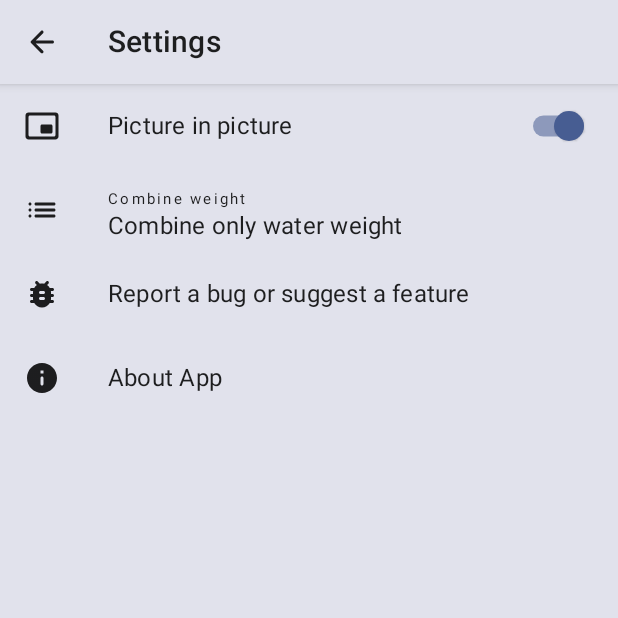
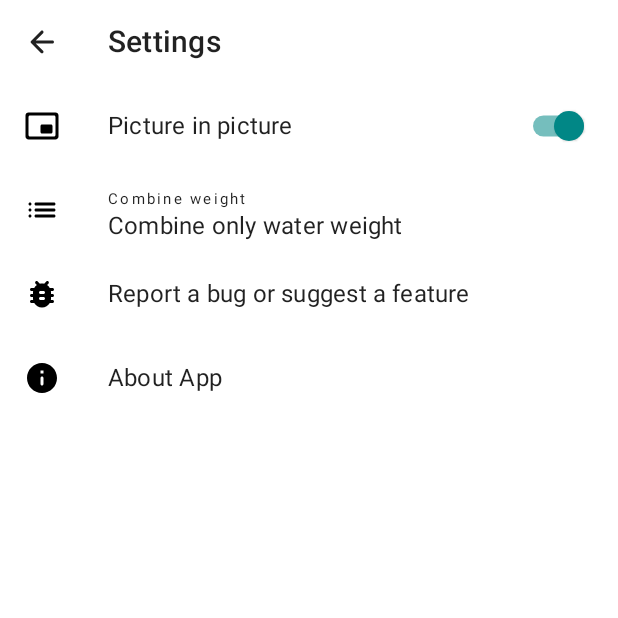
Before and after one commit to rozPierog/Cofi, an Android app built with Jetpack Compose: the AppSettings screen opened through its navigation route, on a phone screen of 412 x 824 dp, the top half of it. Run offline under Robolectric (Android 15) with nearby library versions, the phone set to English and light mode, and no system bars; our stand-ins replace Room's generated code, accompanist, livedata-compose; libraries missing offline, so code that uses them is left out: com.kieronquinn.monetcompat; missing, so only their content is drawn: CofiTheme; 1 statement that could not run was skipped.

Commit message:
material you

```diff
--- a/app/build.gradle
+++ b/app/build.gradle
@@ -145,6 +145,8 @@ dependencies {
     implementation "androidx.compose.foundation:foundation:$compose_version"
     // Material Design
     implementation "androidx.compose.material:material:$compose_version"
+    implementation 'com.github.KieronQuinn:MonetCompat:0.1'
+    implementation 'androidx.palette:palette:1.0.0'
     // Navigation
     implementation "androidx.navigation:navigation-compose:2.4.0-alpha03"
 //    implementation 'com.github.fornewid:material-motion-compose:0.4.7'
--- a/app/src/main/AndroidManifest.xml
+++ b/app/src/main/AndroidManifest.xml
@@ -22,6 +22,7 @@
             android:label="@string/app_name"
             android:launchMode="singleInstance"
             android:roundIcon="@mipmap/ic_launcher_round"
+            android:name=".CofiApp"
             android:supportsRtl="true"
             android:theme="@style/Theme.Cofi">
         <activity
--- a/app/src/main/java/com/omelan/cofi/MainActivity.kt
+++ b/app/src/main/java/com/omelan/cofi/MainActivity.kt
@@ -9,7 +9,6 @@ import android.util.Rational
 import android.view.WindowManager
 import androidx.activity.compose.setContent
 import androidx.activity.viewModels
-import androidx.appcompat.app.AppCompatActivity
 import androidx.compose.animation.ExperimentalAnimationApi
 import androidx.compose.material.ExperimentalMaterialApi
 import androidx.compose.material.MaterialTheme
@@ -33,6 +32,7 @@ import androidx.navigation.compose.navArgument
 import androidx.navigation.compose.rememberNavController
 import com.google.accompanist.insets.ExperimentalAnimatedInsets
 import com.google.accompanist.systemuicontroller.rememberSystemUiController
+import com.kieronquinn.monetcompat.app.MonetCompatActivity
 import com.omelan.cofi.model.AppDatabase
 import com.omelan.cofi.model.Recipe
 import com.omelan.cofi.model.RecipeViewModel
@@ -67,7 +67,7 @@ const val appDeepLinkUrl = "https://rozpierog.github.io"
 @ExperimentalAnimationApi
 @ExperimentalComposeUiApi
 @ExperimentalMaterialApi
-class MainActivity : AppCompatActivity() {
+class MainActivity : MonetCompatActivity() {
     private val mainActivityViewModel: MainActivityViewModel by viewModels()
     private val Context.dataStore: DataStore<Preferences> by preferencesDataStore(
         name = "settings"
@@ -90,7 +90,10 @@ class MainActivity : AppCompatActivity() {
                     .build()
             )
         }
-        this.setContent(null) {
+        lifecycleScope.launchWhenCreated {
+            monet.awaitMonetReady()
+        }
+            this.setContent(null) {
             MainNavigation()
         }
     }
@@ -238,7 +241,7 @@ class MainActivity : AppCompatActivity() {
         }
         val systemUiController = rememberSystemUiController()
 
-        CofiTheme {
+        CofiTheme(monet) {
             val useDarkIcons = MaterialTheme.colors.isLight
             SideEffect {
                 systemUiController.setSystemBarsColor(
--- a/app/src/main/java/com/omelan/cofi/components/Description.kt
+++ b/app/src/main/java/com/omelan/cofi/components/Description.kt
@@ -24,7 +24,6 @@ import androidx.compose.ui.text.style.TextDecoration
 import androidx.compose.ui.tooling.preview.Preview
 import androidx.compose.ui.unit.dp
 import com.google.accompanist.insets.ExperimentalAnimatedInsets
-import com.omelan.cofi.ui.CofiTheme
 import com.omelan.cofi.ui.card
 import com.omelan.cofi.ui.shapes
 import com.omelan.cofi.utils.IntentHelpers
@@ -88,7 +87,6 @@ fun Description(modifier: Modifier = Modifier, descriptionText: String) {
             animationSpec = tween(durationMillis = 500, easing = FastOutSlowInEasing)
         )
     }
-    CofiTheme {
     Card(modifier = modifier, shape = shapes.card) {
         Column(
             modifier = Modifier
@@ -124,7 +122,6 @@ fun Description(modifier: Modifier = Modifier, descriptionText: String) {
                     .align(Alignment.CenterHorizontally)
                     .rotate(rotationDegree.value)
             )
-            }
         }
     }
 }
--- a/app/src/main/java/com/omelan/cofi/components/PipAwareAppBar.kt
+++ b/app/src/main/java/com/omelan/cofi/components/PipAwareAppBar.kt
@@ -28,7 +28,7 @@ fun PiPAwareAppBar(
     actions: @Composable RowScope.() -> Unit = {},
     backgroundColor: Color = MaterialTheme.colors.background,
     contentColor: Color = contentColorFor(backgroundColor),
-    elevation: Dp = 4.dp
+    elevation: Dp = 0.dp
 ) {
     if (!LocalPiPState.current) {
         InsetAwareTopAppBar(
--- a/app/src/main/java/com/omelan/cofi/components/RecipeItem.kt
+++ b/app/src/main/java/com/omelan/cofi/components/RecipeItem.kt
@@ -17,7 +17,6 @@ import androidx.compose.ui.tooling.preview.Preview
 import androidx.compose.ui.unit.dp
 import com.google.accompanist.insets.ExperimentalAnimatedInsets
 import com.omelan.cofi.model.Recipe
-import com.omelan.cofi.ui.CofiTheme
 import com.omelan.cofi.ui.card
 import com.omelan.cofi.ui.shapes
 
@@ -27,7 +26,6 @@ fun RecipeItem(recipe: Recipe, onPress: (recipeId: Int) -> Unit) {
     fun onClickRecipe() {
         onPress(recipe.id)
     }
-    CofiTheme {
     Card(
         elevation = 2.dp,
         modifier = Modifier.padding(horizontal = 10.dp, vertical = 5.dp),
@@ -73,7 +71,6 @@ fun RecipeItem(recipe: Recipe, onPress: (recipeId: Int) -> Unit) {
         }
     }
 }
-}
 
 @ExperimentalAnimatedInsets
 @Preview
--- a/app/src/main/java/com/omelan/cofi/components/StepAddCard.kt
+++ b/app/src/main/java/com/omelan/cofi/components/StepAddCard.kt
@@ -21,7 +21,6 @@ import com.google.accompanist.insets.ExperimentalAnimatedInsets
 import com.omelan.cofi.R
 import com.omelan.cofi.model.Step
 import com.omelan.cofi.model.StepType
-import com.omelan.cofi.ui.CofiTheme
 import com.omelan.cofi.ui.full
 import com.omelan.cofi.ui.shapes
 import com.omelan.cofi.utils.ensureNumbersOnly
@@ -53,7 +52,6 @@ fun StepAddCard(
             (stepToEdit?.value ?: 0).toString()
         )
     }
-    CofiTheme {
     Card(
         shape = MaterialTheme.shapes.medium,
         modifier = Modifier.fillMaxWidth()
@@ -174,7 +172,6 @@ fun StepAddCard(
         }
     }
 }
-}
 
 @ExperimentalAnimatedInsets
 @Composable
--- a/app/src/main/java/com/omelan/cofi/components/StepItem.kt
+++ b/app/src/main/java/com/omelan/cofi/components/StepItem.kt
@@ -19,7 +19,6 @@ import com.google.accompanist.insets.ExperimentalAnimatedInsets
 import com.omelan.cofi.R
 import com.omelan.cofi.model.Step
 import com.omelan.cofi.model.StepType
-import com.omelan.cofi.ui.CofiTheme
 import com.omelan.cofi.utils.toMillis
 import com.omelan.cofi.utils.toStringDuration
 import kotlin.time.ExperimentalTime
@@ -35,7 +34,6 @@ fun StepListItem(step: Step, stepProgress: StepProgress, onClick: ((Step) -> Uni
         .padding(vertical = 5.dp)
         .clickable(onClick = { onClick?.let { it(step) } }, enabled = onClick != null)
 
-    CofiTheme {
     ConstraintLayout(
         modifier = constraintModifier
     ) {
@@ -99,7 +97,6 @@ fun StepListItem(step: Step, stepProgress: StepProgress, onClick: ((Step) -> Uni
         }
     }
 }
-}
 
 @ExperimentalAnimatedInsets
 @ExperimentalTime
@@ -120,6 +117,7 @@ fun StepListItemPreview() {
         stepProgress = StepProgress.Current,
     )
 }
+
 @ExperimentalAnimatedInsets
 @ExperimentalTime
 @Preview
--- a/app/src/main/java/com/omelan/cofi/components/Timer.kt
+++ b/app/src/main/java/com/omelan/cofi/components/Timer.kt
@@ -22,7 +22,6 @@ import com.google.accompanist.insets.ExperimentalAnimatedInsets
 import com.omelan.cofi.R
 import com.omelan.cofi.model.Step
 import com.omelan.cofi.model.StepType
-import com.omelan.cofi.ui.CofiTheme
 import com.omelan.cofi.ui.green600
 import com.omelan.cofi.ui.grey300
 import com.omelan.cofi.ui.grey600
@@ -46,7 +45,6 @@ fun Timer(
         25.dp
     }
 
-    CofiTheme {
     Box(
         contentAlignment = Alignment.Center,
         modifier = modifier,
@@ -177,7 +175,6 @@ fun Timer(
         }
     }
 }
-}
 
 @SuppressLint("UnrememberedAnimatable")
 @ExperimentalAnimatedInsets
--- a/app/src/main/java/com/omelan/cofi/pages/RecipeDetails.kt
+++ b/app/src/main/java/com/omelan/cofi/pages/RecipeDetails.kt
@@ -29,7 +29,6 @@ import com.omelan.cofi.*
 import com.omelan.cofi.R
 import com.omelan.cofi.components.*
 import com.omelan.cofi.model.*
-import com.omelan.cofi.ui.CofiTheme
 import com.omelan.cofi.ui.shapes
 import com.omelan.cofi.ui.spacingDefault
 import com.omelan.cofi.utils.Haptics
@@ -161,7 +160,6 @@ fun RecipeDetails(
     LaunchedEffect(currentStep) {
         progressAnimation()
     }
-    CofiTheme {
     Scaffold(
         snackbarHost = {
             SnackbarHost(
@@ -340,7 +338,6 @@ fun RecipeDetails(
         }
     }
 }
-}
 
 @ExperimentalAnimatedInsets
 @ExperimentalAnimationApi
--- a/app/src/main/java/com/omelan/cofi/pages/RecipeEdit.kt
+++ b/app/src/main/java/com/omelan/cofi/pages/RecipeEdit.kt
@@ -37,7 +37,6 @@ import com.omelan.cofi.components.StepProgress
 import com.omelan.cofi.model.Recipe
 import com.omelan.cofi.model.RecipeIcon
 import com.omelan.cofi.model.Step
-import com.omelan.cofi.ui.CofiTheme
 import com.omelan.cofi.ui.modal
 import com.omelan.cofi.ui.shapes
 import com.omelan.cofi.ui.spacingDefault
@@ -77,7 +76,6 @@ fun RecipeEdit(
             pickedIcon.value = icon
         }
     }
-    CofiTheme {
     BottomSheetScaffold(
         scaffoldState = bottomSheetScaffoldState,
         sheetPeekHeight = 0.dp,
@@ -299,7 +297,6 @@ fun RecipeEdit(
         }
     }
 }
-}
 
 @ExperimentalAnimatedInsets
 @ExperimentalComposeUiApi
--- a/app/src/main/java/com/omelan/cofi/pages/RecipeList.kt
+++ b/app/src/main/java/com/omelan/cofi/pages/RecipeList.kt
@@ -25,7 +25,6 @@ import com.google.accompanist.insets.rememberInsetsPaddingValues
 import com.omelan.cofi.components.PiPAwareAppBar
 import com.omelan.cofi.components.RecipeItem
 import com.omelan.cofi.model.RecipeViewModel
-import com.omelan.cofi.ui.CofiTheme
 
 @ExperimentalAnimatedInsets
 @Composable
@@ -36,7 +35,6 @@ fun RecipeList(
     recipeViewModel: RecipeViewModel = viewModel(),
 ) {
     val recipes = recipeViewModel.getAllRecipes().observeAsState(initial = listOf())
-    CofiTheme {
     Scaffold(
         topBar = {
             PiPAwareAppBar(
@@ -80,7 +78,6 @@ fun RecipeList(
         }
     }
 }
-}
 
 @ExperimentalAnimatedInsets
 @Preview
--- a/app/src/main/java/com/omelan/cofi/pages/settings/AppSettings.kt
+++ b/app/src/main/java/com/omelan/cofi/pages/settings/AppSettings.kt
@@ -27,7 +27,7 @@ import androidx.datastore.preferences.core.edit
 import com.omelan.cofi.*
 import com.omelan.cofi.R
 import com.omelan.cofi.components.PiPAwareAppBar
-import com.omelan.cofi.ui.shapes
+import com.omelan.cofi.ui.card
 import com.omelan.cofi.ui.spacingDefault
 import kotlinx.coroutines.flow.map
 import kotlinx.coroutines.launch
@@ -147,7 +147,7 @@ fun AppSettings(
                     ) {
                         Column(
                             modifier = Modifier.background(
-                                shape = shapes.medium,
+                                shape = MaterialTheme.shapes.card,
                                 color = MaterialTheme.colors.surface
                             ).padding(top = spacingDefault, bottom = spacingDefault)
                         ) {
--- a/app/src/main/java/com/omelan/cofi/ui/Theme.kt
+++ b/app/src/main/java/com/omelan/cofi/ui/Theme.kt
@@ -4,14 +4,16 @@ import android.annotation.SuppressLint
 import android.os.Build
 import androidx.annotation.RequiresApi
 import androidx.compose.foundation.isSystemInDarkTheme
+import androidx.compose.material.Colors
 import androidx.compose.material.MaterialTheme
 import androidx.compose.material.darkColors
 import androidx.compose.material.lightColors
 import androidx.compose.runtime.Composable
-import androidx.compose.ui.res.colorResource
+import androidx.compose.ui.graphics.Color
 import androidx.compose.ui.unit.dp
 import com.google.accompanist.insets.ExperimentalAnimatedInsets
 import com.google.accompanist.insets.ProvideWindowInsets
+import com.kieronquinn.monetcompat.core.MonetCompat
 
 
 private val DarkColorPalette = darkColors(
@@ -39,45 +41,56 @@ private val LightColorPalette = lightColors(
 
 @RequiresApi(Build.VERSION_CODES.S)
 @Composable
-fun createMaterialYouPallets() = Pair(
-    lightColors(
-        primary = colorResource(id = android.R.color.system_accent1_400),
-        primaryVariant = colorResource(id = android.R.color.system_accent1_400),
-        secondary = colorResource(id = android.R.color.system_accent1_600),
-        secondaryVariant = colorResource(id = android.R.color.system_accent1_600),
+fun createMaterialYouPallets(monet: MonetCompat): Pair<Colors, Colors> {
+    val cotext = androidx.compose.ui.platform.LocalContext.current
+    return Pair(
+        lightColors(
+            primary = Color(monet.getPrimaryColor(context = cotext, darkMode = false)),
+//            primaryVariant = colorResource(id = android.R.color.system_accent1_400),
+            secondary = Color(monet.getSecondaryColor(context = cotext, darkMode = false)),
+//            secondaryVariant = colorResource(id = android.R.color.system_accent1_600),
 
 
-        background = colorResource(id = android.R.color.system_neutral2_100),
-        surface = colorResource(id = android.R.color.system_neutral2_50),
-        onPrimary = colorResource(id = android.R.color.system_neutral1_900),
-        onSecondary = colorResource(id = android.R.color.system_neutral2_700),
+            background = Color(monet.getBackgroundColor(context = cotext, darkMode = false)),
+            surface = Color(
+                monet.getBackgroundColorSecondary(context = cotext, darkMode = false)
+                    ?: monet.getBackgroundColor(context = cotext, darkMode = false)
+            ),
+//            onPrimary = colorResource(id = android.R.color.system_neutral1_900),
+//            onSecondary = colorResource(id = android.R.color.system_neutral2_700),
 //            onBackground = Color.Black,
-        onSurface = colorResource(id = android.R.color.system_neutral1_900),
-    ), darkColors(
-        primary = colorResource(id = android.R.color.system_accent1_600),
-        primaryVariant = colorResource(id = android.R.color.system_accent1_500),
-        secondary = colorResource(id = android.R.color.system_accent1_600),
-        secondaryVariant = colorResource(id = android.R.color.system_accent1_500),
+//            onSurface = colorResource(id = android.R.color.system_neutral1_900),
+        ), darkColors(
+            primary = Color(monet.getPrimaryColor(context = cotext, darkMode = true)),
+//            primaryVariant = colorResource(id = android.R.color.system_accent1_400),
+            secondary = Color(monet.getSecondaryColor(context = cotext, darkMode = true)),
+//            secondaryVariant = colorResource(id = android.R.color.system_accent1_600),
 
 
-        background = colorResource(id = android.R.color.system_neutral2_1000),
-        surface = colorResource(id = android.R.color.system_neutral2_800),
-        onPrimary = colorResource(id = android.R.color.system_neutral1_100),
-        onSecondary = colorResource(id = android.R.color.system_neutral1_100),
+            background = Color(monet.getBackgroundColor(context = cotext, darkMode = true)),
+            surface = Color(
+                monet.getBackgroundColorSecondary(context = cotext, darkMode = true)
+                    ?: monet.getBackgroundColor(context = cotext, darkMode = true)
+            ),
+//            onPrimary = colorResource(id = android.R.color.system_neutral1_100),
+//            onSecondary = colorResource(id = android.R.color.system_neutral1_100),
 //            onBackground = Color.Black,
-        onSurface = colorResource(id = android.R.color.system_neutral1_100),
+//            onSurface = colorResource(id = android.R.color.system_neutral1_100),
+        )
     )
-)
+}
 
 val spacingDefault = 16.dp
 
 @SuppressLint("NewApi")
 @ExperimentalAnimatedInsets
 @Composable
-fun CofiTheme(darkTheme: Boolean = isSystemInDarkTheme(), content: @Composable () -> Unit) {
-    val (lightColors, darkColors) = if (Build.VERSION.SDK_INT >= Build.VERSION_CODES.R) {
-        createMaterialYouPallets()
-    } else {
+fun CofiTheme(
+    monet: MonetCompat? = null,
+    darkTheme: Boolean = isSystemInDarkTheme(),
+    content: @Composable () -> Unit
+) {
+    val (lightColors, darkColors) = if (monet != null) createMaterialYouPallets(monet) else {
         Pair(LightColorPalette, DarkColorPalette)
     }
     val colors = if (darkTheme) {
```
Also changed, not shown: app/src/main/java/com/omelan/cofi/CofiApp.kt (added, +12 -0 lines). Lines whose indentation alone changed are shown as unchanged.
